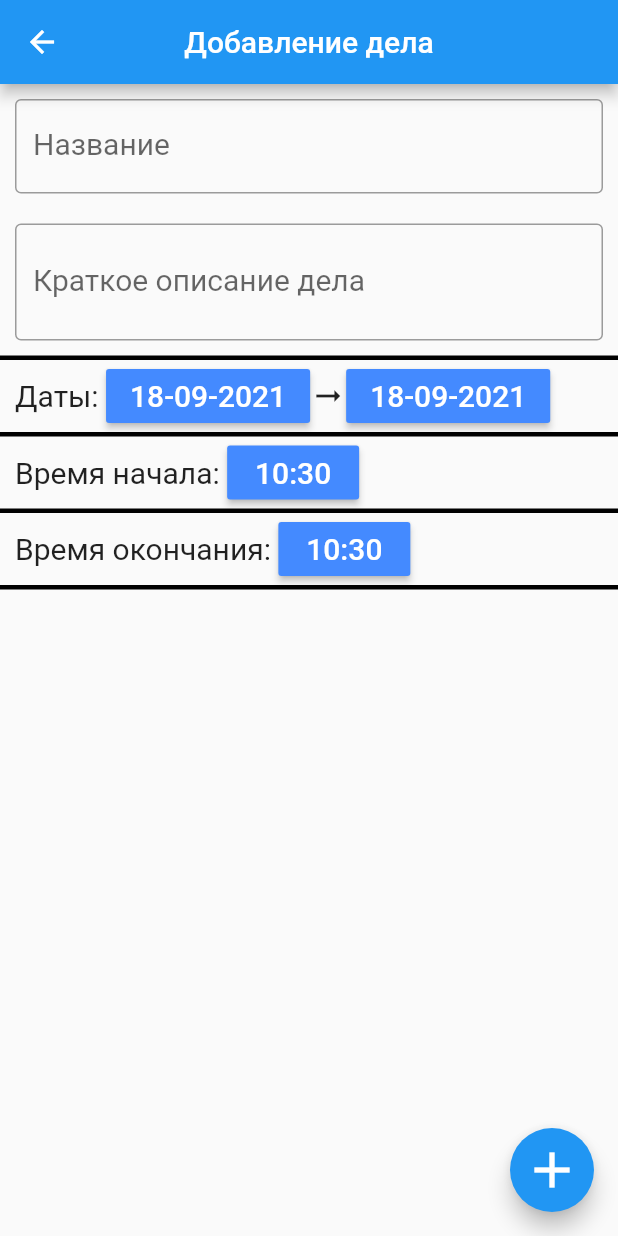
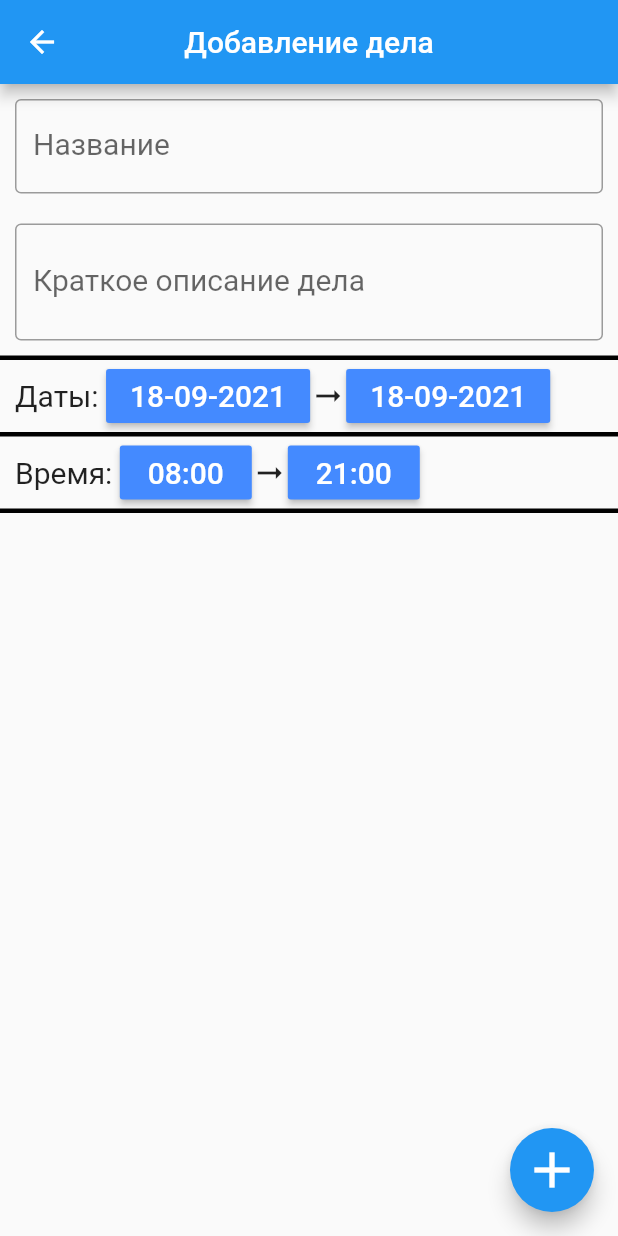
Before and after one commit to Likogeles/simbirsoft_test, a Flutter app: the screen it shows after launch, after a tap on the "add" icon, on a phone screen of 412 x 824 dp. Run offline on Flutter 3.47's test engine with Material 2 defaults, Android fonts, the phone set to English and light mode, and no system bars; our stand-ins replace table_calendar; missing offline and left inert: time_range_picker.

Commit message:
New TimeRangeWidget Added

```diff
--- a/lib/pages/new_page.dart
+++ b/lib/pages/new_page.dart
@@ -1,5 +1,6 @@
 import 'package:flutter/material.dart';
 import 'package:intl/intl.dart';
+import 'package:time_range_picker/time_range_picker.dart';
 
 class newPage extends StatefulWidget {
   const newPage({Key? key}) : super(key: key);
@@ -9,15 +10,22 @@ class newPage extends StatefulWidget {
 }
 
 class _newPageState extends State<newPage> {
-  late DateTimeRange dateRange = DateTimeRange(start: DateTime.now(), end: DateTime.now());
-  TimeOfDay selected_time_1 = TimeOfDay.now();
-  TimeOfDay selected_time_2 = TimeOfDay.now();
+  DateTimeRange dateRange =
+      DateTimeRange(start: DateTime.now(), end: DateTime.now());
+  TimeRange timeRange =
+      TimeRange(startTime: TimeOfDay(hour: 8, minute: 0), endTime: TimeOfDay(hour: 21, minute: 0));
   String name = "Название";
   String description = "Описание";
 
+  List<ClockLabel> clockLabels = [
+    ClockLabel(angle: -90, text: '0'),
+    ClockLabel(angle: 0, text: '6'),
+    ClockLabel(angle: 90, text: '12'),
+    ClockLabel(angle: 180, text: '18'),
+  ];
+
   Future pickDateRange(BuildContext context) async {
-    final initialDateRange = DateTimeRange(start: DateTime.now(), end: DateTime.now());
-
+    final initialDateRange = dateRange;
 
     final newDateRange = await showDateRangePicker(
       context: context,
@@ -35,23 +43,30 @@ class _newPageState extends State<newPage> {
   }
 
   Future pickTime(BuildContext context, int n) async {
-    final initialTime = TimeOfDay.now();
-    final newTime = await showTimePicker(
-      builder: (context, child) => MediaQuery(
-          data: MediaQuery.of(context).copyWith(alwaysUse24HourFormat: true),
-          child: child!),
-      helpText: (n == 0) ? "Время начала" : "Время окончания",
-      cancelText: "Отмена",
-      confirmText: "Принять",
+    final initialTimeRange = timeRange;
+    final newTimeRange = await showTimeRangePicker(
+      start: TimeOfDay(hour: 8, minute: 0),
+      end: TimeOfDay(hour: 21, minute: 0),
+      interval: Duration(minutes: 60),
+      clockRotation: 180,
+      toText: "До",
+      fromText: "От",
+      ticks: 24,
+      labels:
+          ["24", "3", "6", "9", "12", "15", "18", "21"].asMap().entries.map((e) {
+        return ClockLabel.fromIndex(idx: e.key, length: 8, text: e.value);
+      }).toList(),
+      padding: 50,
+      labelOffset: 30,
       context: context,
-      initialTime: initialTime,
+      strokeWidth: 10,
+      ticksOffset: -7,
+      ticksLength: 30,
+      rotateLabels: false,
     );
 
-    if (newTime == null) return;
-    if (n == 0)
-      setState(() => selected_time_1 = newTime);
-    else
-      setState(() => selected_time_2 = newTime);
+    if (newTimeRange == null) return;
+    setState(() => timeRange = newTimeRange);
   }
 
   @override
@@ -147,38 +162,22 @@ class _newPageState extends State<newPage> {
                 padding: EdgeInsets.symmetric(horizontal: 10),
                 child: Row(
                   children: [
-                    Text("Время начала: ", style: TextStyle(fontSize: 20)),
+                    Text("Время: ", style: TextStyle(fontSize: 20)),
                     MaterialButton(
                       color: Colors.blueAccent,
                       textColor: Colors.white,
                       child: Text(
-
-                        "${selected_time_1.hour.toString().padLeft(2, '0')}:${selected_time_1.minute.toString().padLeft(2, '0')}",
-
+                        "${timeRange.startTime.hour.toString().padLeft(2, '0')}:${timeRange.startTime.minute.toString().padLeft(2, '0')}",
                         style: TextStyle(fontSize: 20),
                       ),
                       onPressed: () => pickTime(context, 0),
                     ),
-                  ],
-                ),
-              ),
-            ),
-            Container(
-              decoration: BoxDecoration(
-                border: Border(
-                  bottom: BorderSide(width: 3),
-                ),
-              ),
-              child: Padding(
-                padding: EdgeInsets.symmetric(horizontal: 10),
-                child: Row(
-                  children: [
-                    Text("Время окончания: ", style: TextStyle(fontSize: 20)),
+                    Icon(Icons.arrow_right_alt),
                     MaterialButton(
                       color: Colors.blueAccent,
                       textColor: Colors.white,
                       child: Text(
-                        "${selected_time_2.hour.toString().padLeft(2, '0')}:${selected_time_2.minute.toString().padLeft(2, '0')}",
+                        "${timeRange.endTime.hour.toString().padLeft(2, '0')}:${timeRange.endTime.minute.toString().padLeft(2, '0')}",
                         style: TextStyle(fontSize: 20),
                       ),
                       onPressed: () => pickTime(context, 1),
--- a/lib/widgets/MyCustomScrollView.dart
+++ b/lib/widgets/MyCustomScrollView.dart
@@ -44,7 +44,7 @@ class _MyCustomScrollViewState extends State<MyCustomScrollView> {
 
   String timeFromIndex(int index) {
     if (index < 24 - 7)
-      return '${((index + 7) ~/ 10).toString() + ((index + 7) % 10).toString()}:00 ';
+      return '${((index + 7) ~/ 10).toString() + ((index + 7) % 10).toString()}:00';
     return '${((index - 17) ~/ 10).toString() + ((index - 17) % 10).toString()}:00';
   }
 
@@ -138,7 +138,7 @@ class _MyCustomScrollViewState extends State<MyCustomScrollView> {
                               width: 70,
                               alignment: Alignment.center,
                               child: Text(
-                                timeFromIndex(index),
+                                '${index.toString().padLeft(2, '0')}:00',
                                 style: TextStyle(
                                   fontSize: 16,
                                 ),
@@ -146,8 +146,8 @@ class _MyCustomScrollViewState extends State<MyCustomScrollView> {
                             ),
                             for (var item in items)
                               Expanded(
-                                child: (item.time_start <= index + 7 &&
-                                        item.time_finish >= index + 7)
+                                child: (item.time_start <= index &&
+                                        item.time_finish >= index)
                                     ? Container(
                                         decoration: BoxDecoration(
                                           color: Color(
@@ -161,7 +161,7 @@ class _MyCustomScrollViewState extends State<MyCustomScrollView> {
                                               color: Colors.redAccent.shade100,
                                               width: 3.0,
                                             ),
-                                            top: (item.time_start == index + 7)
+                                            top: (item.time_start == index)
                                                 ? BorderSide(
                                                     color: Colors
                                                         .redAccent.shade100,
@@ -169,8 +169,7 @@ class _MyCustomScrollViewState extends State<MyCustomScrollView> {
                                                   )
                                                 : BorderSide(
                                                     color: Colors.transparent),
-                                            bottom: (item.time_finish ==
-                                                    index + 7)
+                                            bottom: (item.time_finish == index)
                                                 ? BorderSide(
                                                     color: Colors
                                                         .redAccent.shade100,
@@ -186,8 +185,7 @@ class _MyCustomScrollViewState extends State<MyCustomScrollView> {
                                           minWidth: double.infinity,
                                           height: double.infinity,
                                           child: MaterialButton(
-                                              child:
-                                                  (item.time_start == index + 7)
+                                              child: (item.time_start == index)
                                                   ? Text(
                                                       item.name,
                                                       style: TextStyle(
```
Also changed, not shown: lib/jsonfiles/notes.json (+6 -6 lines). Lines whose indentation alone changed are shown as unchanged.
